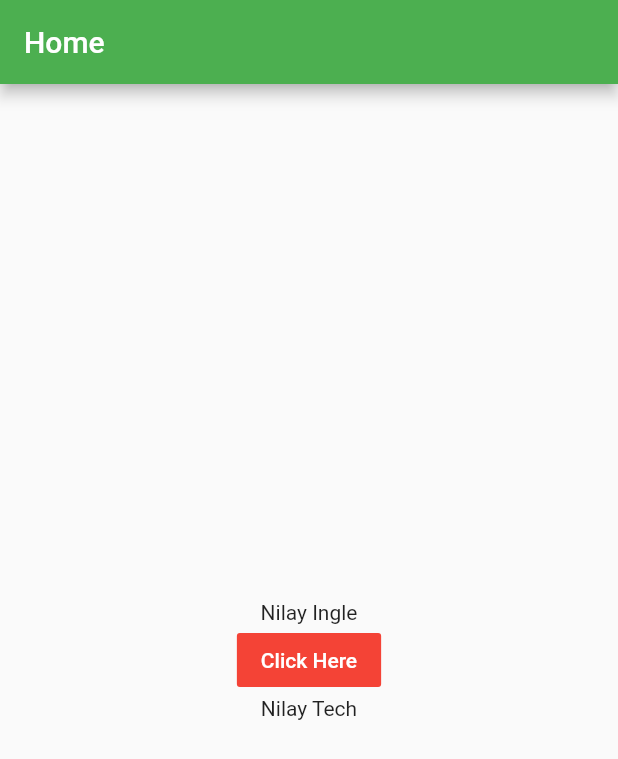
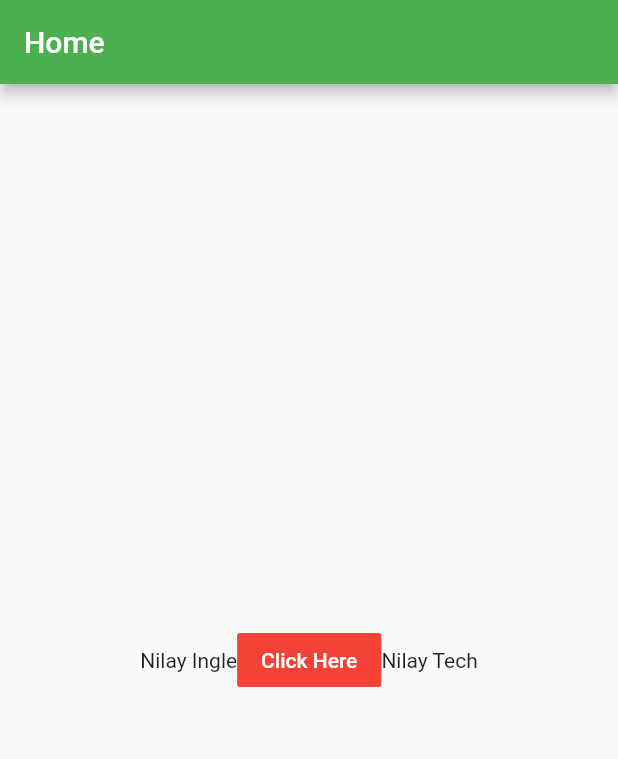
Before and after one commit to nilayingle/FlutterApp, a Flutter app: the screen it shows after launch, on a phone screen of 412 x 824 dp. Shown: the top 759 px of the screen. Run offline on Flutter 3.47's test engine with Material 2 defaults, Android fonts, the phone set to English and light mode, and no system bars.

Commit message:
Added Row

```diff
--- a/lib/main.dart
+++ b/lib/main.dart
@@ -21,19 +21,18 @@ class MyHome extends StatelessWidget {
         backgroundColor: Colors.green,
       ),
       body: Center(
-        child: Column(
+        child: Row(
           mainAxisAlignment: MainAxisAlignment.center,
           children: <Widget>[
             Text('Nilay Ingle'),
             FlatButton(
               child: Text('Click Here'),
-              onPressed: () => print('Button Pressed'),
+              onPressed: () => print('Button pressed'),
               color: Colors.red,
               textColor: Colors.white,
-            ),
+              ),
             Text('Nilay Tech')
-          ],
-        ),
+          ],),
       ),
     );
   }
```
